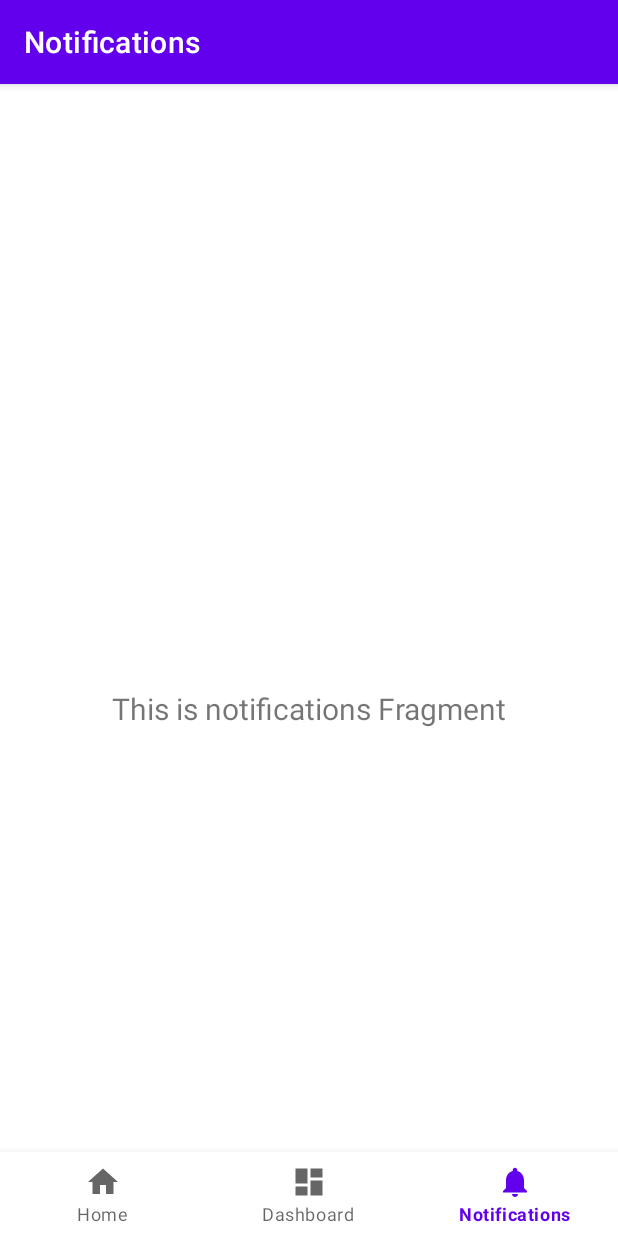
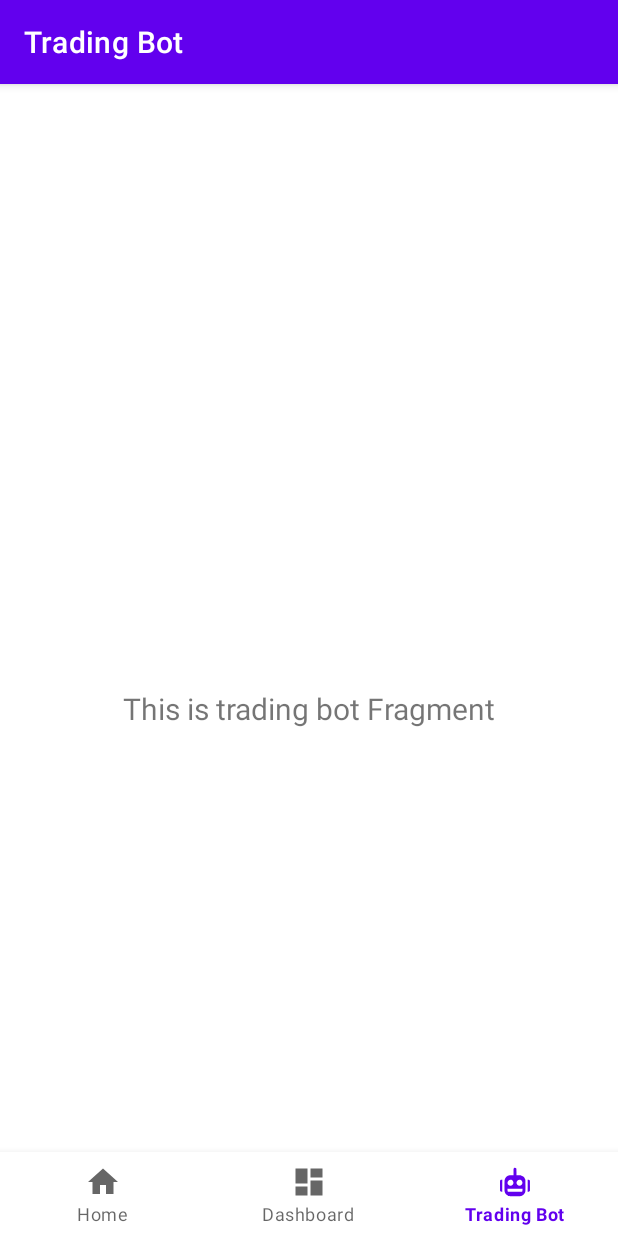
Before and after one commit to HugoISEP/MyCryptoWallet, an Android app: the TradingFragment screen opened through its navigation route, on a phone screen of 412 x 824 dp. Run offline under Robolectric (Android 15) with nearby library versions, the phone set to English and light mode, and no system bars; our stand-ins replace navigation-ui.

Commit message:
add trading bot section base

```diff
--- a/app/src/main/AndroidManifest.xml
+++ b/app/src/main/AndroidManifest.xml
@@ -11,7 +11,8 @@
         android:theme="@style/Theme.MyCryptoWallet">
         <activity
             android:name=".MainActivity"
-            android:label="@string/app_name">
+            android:label="@string/app_name"
+            android:exported="true">
             <intent-filter>
                 <action android:name="android.intent.action.MAIN" />
 
--- a/app/src/main/java/com/example/mycryptowallet/MainActivity.kt
+++ b/app/src/main/java/com/example/mycryptowallet/MainActivity.kt
@@ -26,7 +26,7 @@ class MainActivity : AppCompatActivity() {
         // Passing each menu ID as a set of Ids because each
         // menu should be considered as top level destinations.
         val appBarConfiguration = AppBarConfiguration(setOf(
-                R.id.navigation_home, R.id.navigation_dashboard, R.id.navigation_notifications))
+                R.id.navigation_home, R.id.navigation_dashboard, R.id.navigation_trading))
         setupActionBarWithNavController(navController, appBarConfiguration)
         navView.setupWithNavController(navController)
     }
--- a/app/src/main/java/com/example/mycryptowallet/ui/notifications/NotificationsFragment.kt
+++ b/app/src/main/java/com/example/mycryptowallet/ui/trading/TradingFragment.kt
@@ -1,4 +1,4 @@
-package com.example.mycryptowallet.ui.notifications
+package com.example.mycryptowallet.ui.trading
 
 import android.os.Bundle
 import android.view.LayoutInflater
@@ -10,20 +10,20 @@ import androidx.lifecycle.Observer
 import androidx.lifecycle.ViewModelProvider
 import com.example.mycryptowallet.R
 
-class NotificationsFragment : Fragment() {
+class TradingFragment : Fragment() {
 
-    private lateinit var notificationsViewModel: NotificationsViewModel
+    private lateinit var tradingViewModel: TradingViewModel
 
     override fun onCreateView(
             inflater: LayoutInflater,
             container: ViewGroup?,
             savedInstanceState: Bundle?
     ): View? {
-        notificationsViewModel =
-                ViewModelProvider(this).get(NotificationsViewModel::class.java)
-        val root = inflater.inflate(R.layout.fragment_notifications, container, false)
-        val textView: TextView = root.findViewById(R.id.text_notifications)
-        notificationsViewModel.text.observe(viewLifecycleOwner, Observer {
+        tradingViewModel =
+                ViewModelProvider(this).get(TradingViewModel::class.java)
+        val root = inflater.inflate(R.layout.fragment_trading, container, false)
+        val textView: TextView = root.findViewById(R.id.text_trading)
+        tradingViewModel.text.observe(viewLifecycleOwner, Observer {
             textView.text = it
         })
         return root
--- a/app/src/main/java/com/example/mycryptowallet/ui/notifications/NotificationsViewModel.kt
+++ b/app/src/main/java/com/example/mycryptowallet/ui/trading/TradingViewModel.kt
@@ -1,13 +1,13 @@
-package com.example.mycryptowallet.ui.notifications
+package com.example.mycryptowallet.ui.trading
 
 import androidx.lifecycle.LiveData
 import androidx.lifecycle.MutableLiveData
 import androidx.lifecycle.ViewModel
 
-class NotificationsViewModel : ViewModel() {
+class TradingViewModel : ViewModel() {
 
     private val _text = MutableLiveData<String>().apply {
-        value = "This is notifications Fragment"
+        value = "This is trading bot Fragment"
     }
     val text: LiveData<String> = _text
 }
--- /dev/null
+++ b/app/src/main/res/drawable/ic_robot_24dp.xml
@@ -0,0 +1,25 @@
+<?xml version="1.0" encoding="utf-8"?>
+<vector xmlns:android="http://schemas.android.com/apk/res/android"
+    android:width="24dp"
+    android:height="24dp"
+    android:viewportWidth="512.000000"
+    android:viewportHeight="512.000000">
+
+    <group
+            android:translateY="512.000000"
+            android:scaleX="0.100000"
+            android:scaleY="-0.100000">
+        <path
+            android:fillColor="#000000"
+            android:strokeWidth="1"
+            android:pathData="M2510 4581 c-74 -24 -119 -63 -145 -123 -13 -32 -15 -104 -15 -488 l0 -450 -247 0 c-137 0 -277 -5 -313 -10 -350 -56 -632 -323 -705 -670 -23 -109 -22 -1515 1 -1628 51 -247 220 -468 445 -581 202 -100 152 -96 1024 -96 834 0 804 -2 963 62 205 82 384 259 470 464 63 152 63 153 60 999 -4 764 -4 765 -26 840 -53 171 -168 341 -300 441 -79 60 -221 130 -312 155 -52 14 -121 18 -352 21 l-288 5 0 449 c0 484 -1 491 -53 547 -47 51 -149 82 -207 63z m-485 -1716 c84 -22 150 -61 205 -122 154 -169 154 -414 -1 -578 -87 -92 -185 -135 -309 -135 -124 0 -222 43 -309 135 -159 168 -155 422 9 586 111 112 256 152 405 114z m1280 0 c84 -22 150 -61 205 -122 154 -169 154 -414 -1 -578 -87 -92 -185 -135 -309 -135 -124 0 -222 43 -309 135 -155 164 -156 409 -1 578 104 114 264 161 415 122z m325 -1379 c0 -129 -10 -194 -41 -266 l-21 -50 -1008 0 -1008 0 -21 50 c-31 72 -41 137 -41 266 l0 114 1070 0 1070 0 0 -114z" />
+        <path
+            android:fillColor="#000000"
+            android:strokeWidth="1"
+            android:pathData="M560 2864 c-45 -20 -87 -59 -111 -106 -18 -36 -19 -68 -19 -728 0 -746 -1 -730 53 -788 45 -49 95 -66 192 -67 76 0 89 2 85 15 -9 27 -11 1576 -2 1634 l9 56 -86 0 c-54 -1 -99 -6 -121 -16z" />
+        <path
+            android:fillColor="#000000"
+            android:strokeWidth="1"
+            android:pathData="M4362 2824 c9 -58 7 -1607 -2 -1634 -4 -13 9 -15 85 -15 77 0 96 4 135 25 24 14 58 45 75 68 l30 44 3 704 c2 679 2 705 -17 742 -45 88 -111 122 -234 122 l-84 0 9 -56z" />
+    </group>
+</vector>
--- a/app/src/main/res/layout/fragment_notifications.xml
+++ b/app/src/main/res/layout/fragment_trading.xml
@@ -4,10 +4,10 @@
     xmlns:tools="http://schemas.android.com/tools"
     android:layout_width="match_parent"
     android:layout_height="match_parent"
-    tools:context=".ui.notifications.NotificationsFragment">
+    tools:context=".ui.trading.TradingFragment">
 
     <TextView
-        android:id="@+id/text_notifications"
+        android:id="@+id/text_trading"
         android:layout_width="match_parent"
         android:layout_height="wrap_content"
         android:layout_marginStart="8dp"
--- a/app/src/main/res/menu/bottom_nav_menu.xml
+++ b/app/src/main/res/menu/bottom_nav_menu.xml
@@ -12,8 +12,8 @@
         android:title="@string/title_dashboard" />
 
     <item
-        android:id="@+id/navigation_notifications"
-        android:icon="@drawable/ic_notifications_black_24dp"
-        android:title="@string/title_notifications" />
+        android:id="@+id/navigation_trading"
+        android:icon="@drawable/ic_robot_24dp"
+        android:title="@string/title_trading" />
 
 </menu>
--- a/app/src/main/res/navigation/mobile_navigation.xml
+++ b/app/src/main/res/navigation/mobile_navigation.xml
@@ -18,8 +18,8 @@
         tools:layout="@layout/fragment_dashboard" />
 
     <fragment
-        android:id="@+id/navigation_notifications"
-        android:name="com.example.mycryptowallet.ui.notifications.NotificationsFragment"
-        android:label="@string/title_notifications"
-        tools:layout="@layout/fragment_notifications" />
+        android:id="@+id/navigation_trading"
+        android:name="com.example.mycryptowallet.ui.trading.TradingFragment"
+        android:label="@string/title_trading"
+        tools:layout="@layout/fragment_trading" />
 </navigation>
--- a/app/src/main/res/values/strings.xml
+++ b/app/src/main/res/values/strings.xml
@@ -2,5 +2,5 @@
     <string name="app_name">MyCryptoWallet</string>
     <string name="title_home">Home</string>
     <string name="title_dashboard">Dashboard</string>
-    <string name="title_notifications">Notifications</string>
+    <string name="title_trading">Trading Bot</string>
 </resources>
```
